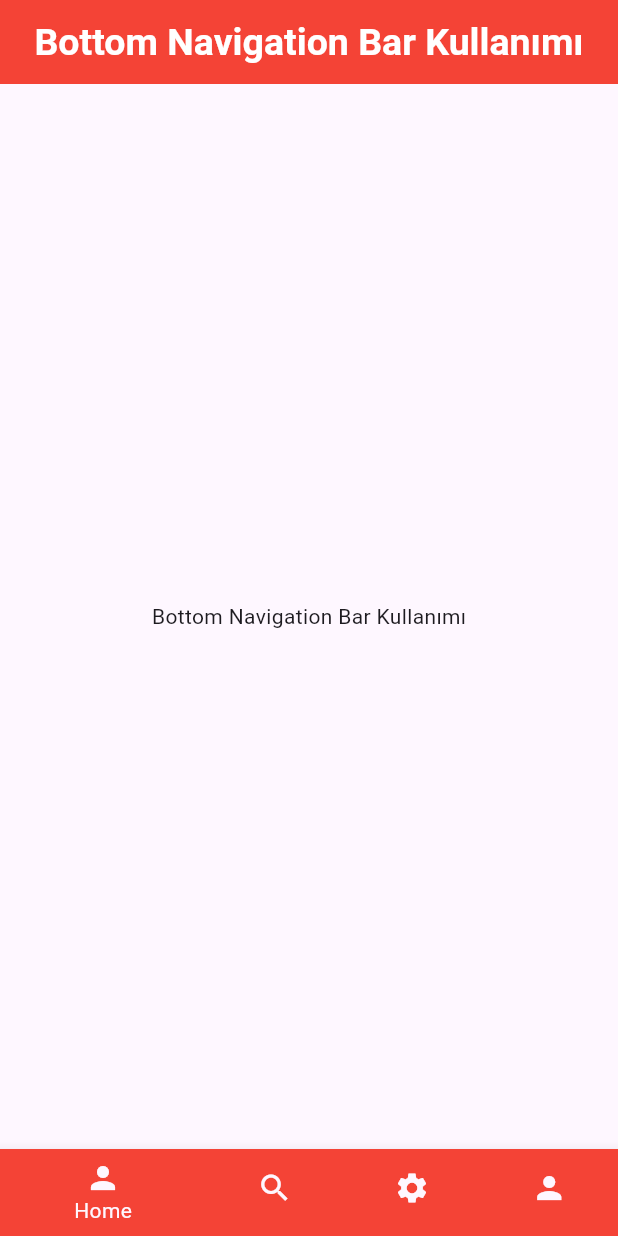
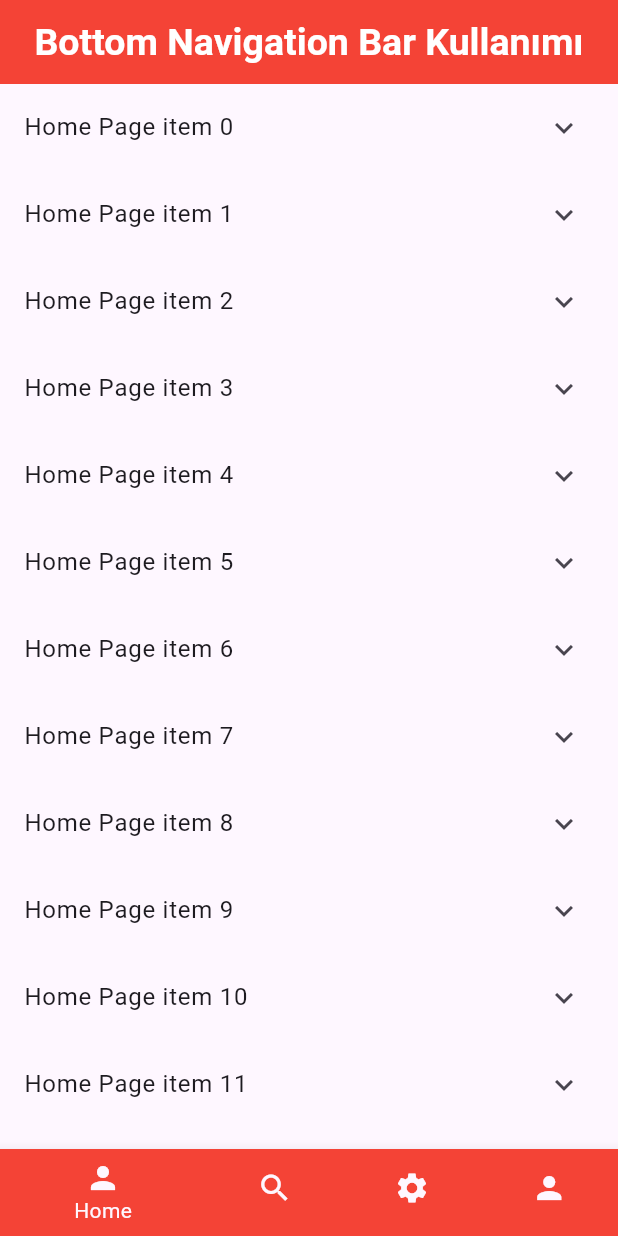
Before and after one commit to yamisagi/flutter_samples, a Flutter app: the screen it shows after launch, on a phone screen of 412 x 824 dp. Run offline on Flutter 3.47's test engine with Material 2 defaults, Android fonts, the phone set to English and light mode, and no system bars.

Commit message:
add PageStorageKey and ExpansionTile

```diff
--- /dev/null
+++ b/lib/advanced_widgets/lesson1/bottomnavbar/dummy_pages/home_dummy.dart
@@ -0,0 +1,35 @@
+import 'package:flutter/material.dart';
+
+class HomePageDummy extends StatelessWidget {
+  const HomePageDummy({Key? key}) : super(key: key);
+
+  @override
+  Widget build(BuildContext context) {
+    return ListView.builder(
+      itemBuilder: ((context, index) {
+        return ExpansionTile(
+          /// Burda bizim sayfamızın state'ini tutmak için,
+          /// [PageStorageKey] kullanımını yaptık. Yapmasaydık bize dönen değer true - false olduğu için
+          /// Bize hata verirdi. Bu yüzden  [ExpansionTile] state'ini tutmak için ayrı bir key tanımladık.
+          /// Fakat tek bir farkla, eğer biz genel bir key tanımlasaydık,
+          /// Örneğin [PageStorageKey('expansion')] gibi,
+          /// Bu ListView'de sürekli bize aynı değer döndereceği için,
+          /// Sadece bir [ExpansionTile] açık olsa bile hepsinin state'ini aynı görürüdü,
+          /// Fakay biz her item oluşturlurken farklı [index]'ler aldığımız için,
+          /// [PageStorageKey('$index')] kullanımını yaptık. Ki her [ExpansionTile]'in Value'si farklı olsun,
+          /// Farklı itemlerde farklı stateler tutabilsin.
+            key: PageStorageKey('$index'),
+            title: Text('Home Page item $index'),
+            children: [
+              Card(
+                child: ListTile(
+                  leading: const Icon(Icons.library_add_check),
+                  title: Text('Home Page item $index'),
+                  subtitle: const Text('Home Page'),
+                ),
+              ),
+            ]);
+      }),
+    );
+  }
+}
--- /dev/null
+++ b/lib/advanced_widgets/lesson1/bottomnavbar/dummy_pages/search_dummy.dart
@@ -0,0 +1,23 @@
+import 'package:flutter/material.dart';
+
+class SearchPageDummy extends StatelessWidget {
+  const SearchPageDummy({Key? key}) : super(key: key);
+
+  @override
+  Widget build(BuildContext context) {
+    return ListView.builder(
+        itemExtent: 200,
+        itemBuilder: ((context, index) {
+          return Card(
+            color: index % 2 == 0 ? Colors.amber : Colors.blue,
+            borderOnForeground: true,
+            margin: const EdgeInsets.all(10),
+            child: ListTile(
+              leading: const Icon(Icons.library_add_check),
+              title: Text('Search Page item $index'),
+              subtitle: const Text('Search Page'),
+            ),
+          );
+        }));
+  }
+}
--- /dev/null
+++ b/lib/advanced_widgets/lesson1/bottomnavbar/navigation_to_pages.dart
@@ -0,0 +1,92 @@
+import 'package:flutter/material.dart';
+import 'package:flutter_samples/advanced_widgets/lesson1/bottomnavbar/dummy_pages/home_dummy.dart';
+import 'package:flutter_samples/advanced_widgets/lesson1/bottomnavbar/dummy_pages/search_dummy.dart';
+
+/// Bu kısımda ise oluşturduğumuz Dummy Page'lere
+/// [BottomNavigationBar]'ının üzerine geçiş yapmasını sağlayacağız.
+///
+/// -----------------------------------------------------------------///
+///  [HomePageDummy] ve [SearchPageDummy] sayfalarında o anki UI'ı tutmak için,
+/// Yani o anki state'i tutmak için, [PageStorageKey] kullanımını da yaptık.
+/// [HomePageDummy] içerisinde [ExpansionTile] kullanımını da yaptık.
+
+class NavigationToPages extends StatefulWidget {
+  const NavigationToPages({Key? key}) : super(key: key);
+
+  @override
+  State<NavigationToPages> createState() => _NavigationToPagesState();
+}
+
+class _NavigationToPagesState extends State<NavigationToPages> {
+  /// İçerisine bizim ekranlarımızı alan bir liste ile,
+  /// initState methodu ile daha ekran çizilmeden önce
+  /// [_currentIndex] değişkeni üzerinden kontrol ediyoruz.
+
+  List<Widget> _pages = [];
+
+  /// - ***************************************************** -///
+  /// İki farklı sayfamızın state'lerini tutmak için,
+  /// [PageStorageKey] tanımlamasını Scaffold'umuzun olduğu sayfada yapıyoruz.
+  /// Çünkü bu iki sayfayı burada tanımlamıştık
+  final _homePageKey = const PageStorageKey('homePage');
+  final _searchPageKey = const PageStorageKey('searchPage');
+  @override
+  void initState() {
+    super.initState();
+    HomePageDummy homePageDummy = HomePageDummy(
+      key: _homePageKey,
+    );
+    SearchPageDummy searchPageDummy = SearchPageDummy(
+      key: _searchPageKey,
+    );
+    _pages = [homePageDummy, searchPageDummy];
+  }
+
+  int _currentIndex = 0;
+  @override
+  Widget build(BuildContext context) {
+    return Scaffold(
+      bottomNavigationBar: bottomNavBar(),
+      appBar: AppBar(
+        title: const Text('Bottom Navigation Bar Kullanımı'),
+      ),
+      body: _pages[_currentIndex],
+    );
+  }
+
+  BottomNavigationBar bottomNavBar() {
+    return BottomNavigationBar(
+      /// Burda biz 2 tane sayfa oluşturduğumuz için
+      /// length'ten dolayı bize hata vermesin diye
+      /// ufak bir kontrol yaptık.
+      onTap: ((value) => value <= _pages.length - 1
+          ? setState(() => _currentIndex = value)
+          : setState(() => _currentIndex = 0)),
+      currentIndex: _currentIndex,
+      items: const [
+        BottomNavigationBarItem(
+          icon: Icon(Icons.home),
+          label: 'Home',
+          backgroundColor: Colors.red,
+          activeIcon: Icon(Icons.person),
+        ),
+        BottomNavigationBarItem(
+          icon: Icon(Icons.search),
+          label: 'Search',
+          backgroundColor: Colors.blue,
+        ),
+        BottomNavigationBarItem(
+          icon: Icon(Icons.settings),
+          label: 'Settings',
+          backgroundColor: Colors.green,
+        ),
+        BottomNavigationBarItem(
+          icon: Icon(Icons.person),
+          label: 'Profile',
+          backgroundColor: Colors.yellow,
+        ),
+      ],
+      type: BottomNavigationBarType.shifting,
+    );
+  }
+}
--- a/lib/main.dart
+++ b/lib/main.dart
@@ -1,5 +1,5 @@
 import 'package:flutter/material.dart';
-import 'package:flutter_samples/advanced_widgets/lesson1/bottomnavbar/bottom_nav_bar_learn.dart';
+import 'package:flutter_samples/advanced_widgets/lesson1/bottomnavbar/navigation_to_pages.dart';
 
 import 'package:flutter_samples/basic_widgets/lesson4/push_and_replacement/push_and_replacement_learn.dart';
 
@@ -54,7 +54,7 @@ class CourseApp extends StatelessWidget {
         primarySwatch: Colors.red,
       ),
       title: title,
-      home: const BottomNavBarLearn(),
+      home: const NavigationToPages(),
     );
   }
 }
```
Also changed, not shown: 1 other file.
